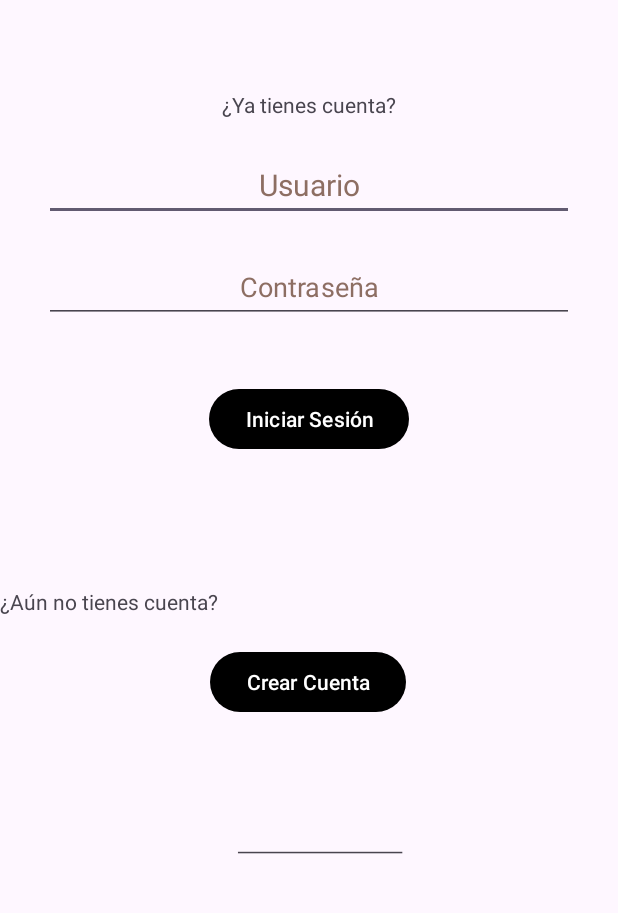
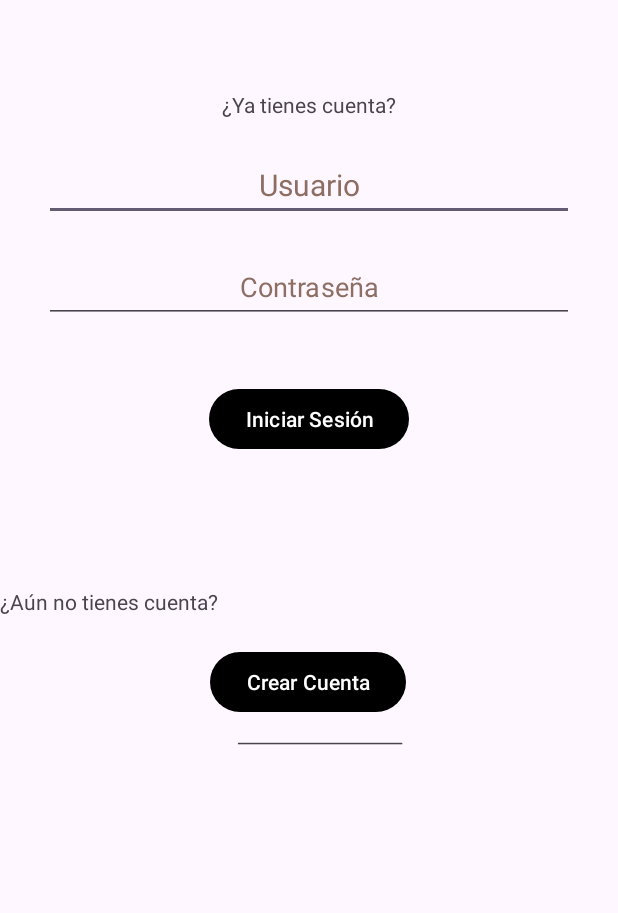
Before and after one commit to Oscar-Padilla/bravocollect, an Android app: the screen it shows after launch (MainActivity), on a phone screen of 412 x 824 dp, the part 185-1098 px from its top. Run offline under Robolectric (Android 15) with nearby library versions, the phone set to English and light mode, and no system bars.

Commit message:
Commit en la activity_main.xml

```diff
--- a/app/src/main/res/layout/activity_main.xml
+++ b/app/src/main/res/layout/activity_main.xml
@@ -103,7 +103,7 @@
         android:layout_width="wrap_content"
         android:layout_height="wrap_content"
         android:layout_marginEnd="60dp"
-        android:layout_marginBottom="123dp"
+        android:layout_marginBottom="196dp"
         android:scaleX="12"
         android:text="@string/tv_lineL"
         app:layout_constraintBottom_toBottomOf="parent"
@@ -114,7 +114,7 @@
         android:layout_width="wrap_content"
         android:layout_height="wrap_content"
         android:layout_marginStart="60dp"
-        android:layout_marginBottom="123dp"
+        android:layout_marginBottom="196dp"
         android:scaleX="12"
         android:text="@string/tv_lineR"
         app:layout_constraintBottom_toBottomOf="parent"
```
